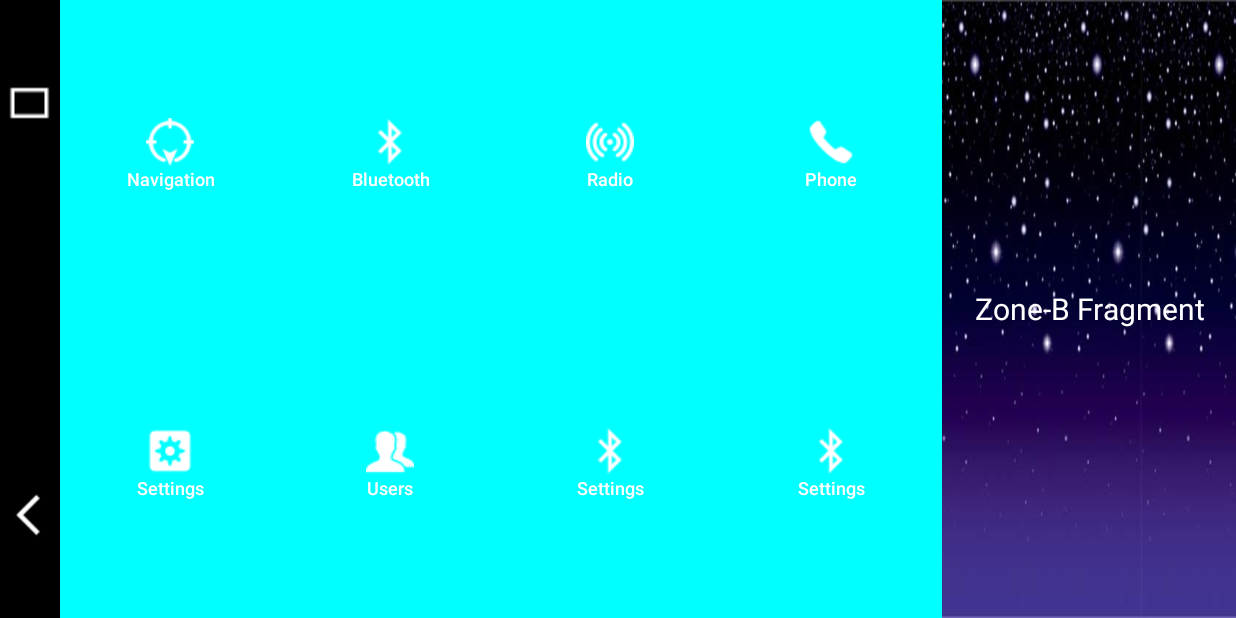
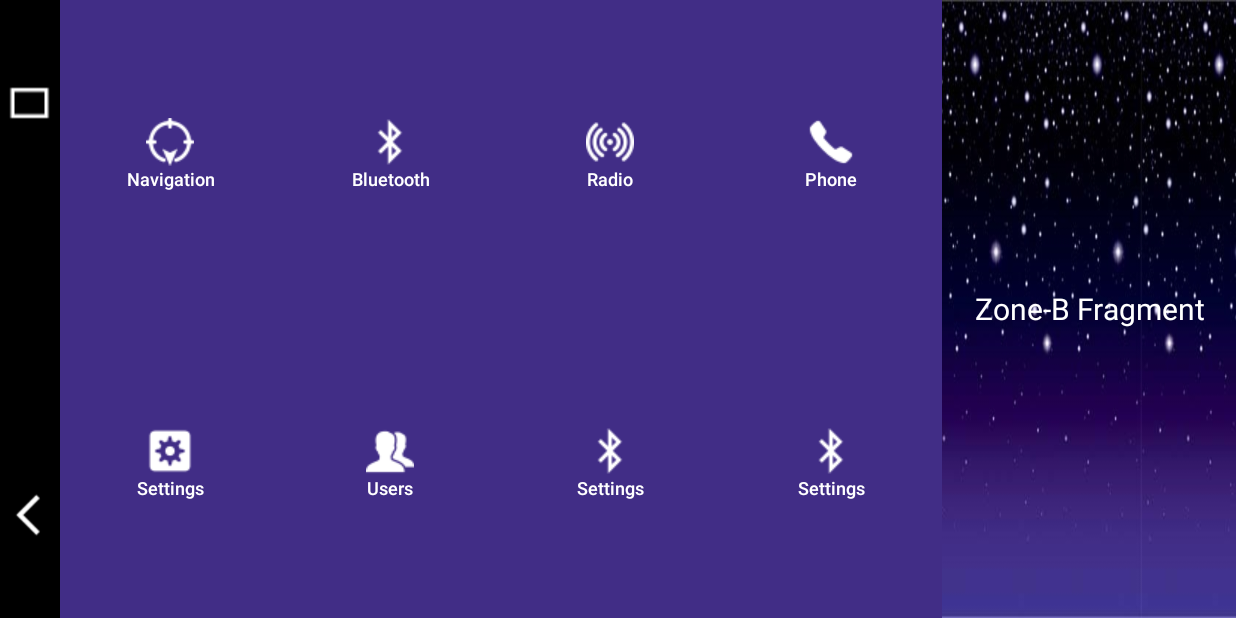
Before and after one commit to highlightapps/GridSpeedoMeter, an Android app: the screen it shows after launch (MainActivity), on a phone screen of 824 x 412 dp (held sideways). Run offline under Robolectric (Android 15) with nearby library versions, the phone set to English and light mode, and no system bars.

Commit message:
zone a color changes.

```diff
--- a/app/src/main/res/layout/activity_main_layout.xml
+++ b/app/src/main/res/layout/activity_main_layout.xml
@@ -39,6 +39,7 @@
         android:layout_width="match_parent"
         android:layout_height="match_parent"
         android:weightSum="1"
+        android:background="#412D86"
         android:orientation="horizontal">
 
         <FrameLayout
--- a/app/src/main/res/layout/fragment_zone_a.xml
+++ b/app/src/main/res/layout/fragment_zone_a.xml
@@ -2,8 +2,7 @@
 <LinearLayout xmlns:android="http://schemas.android.com/apk/res/android"
     android:layout_width="match_parent"
     android:layout_height="match_parent"
-    android:orientation="vertical"
-    android:background="#00FFFF">
+    android:orientation="vertical">
 
     <LinearLayout
         android:layout_width="match_parent"
```
